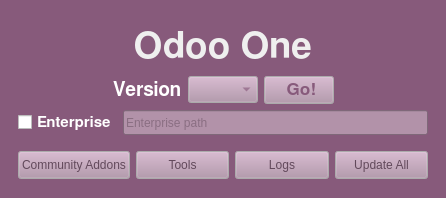
The window that ui/main_window.ui (myrrkel/odoo_one) describes before a commit, drawn with Qt 5.
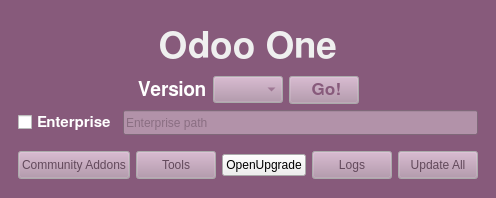
The same window after the commit.

Commit message: [IMP] add openupgrade button

What changed in the file:
```diff
--- a/ui/main_window.ui
+++ b/ui/main_window.ui
@@ -2092,6 +2092,13 @@
          </property>
         </widget>
        </item>
+       <item>
+        <widget class="QPushButton" name="push_openugrade">
+         <property name="text">
+          <string>OpenUpgrade</string>
+         </property>
+        </widget>
+       </item>
        <item>
         <widget class="QPushButton" name="push_logs">
          <property name="minimumSize">
```
The commit also changes 2 other files.
